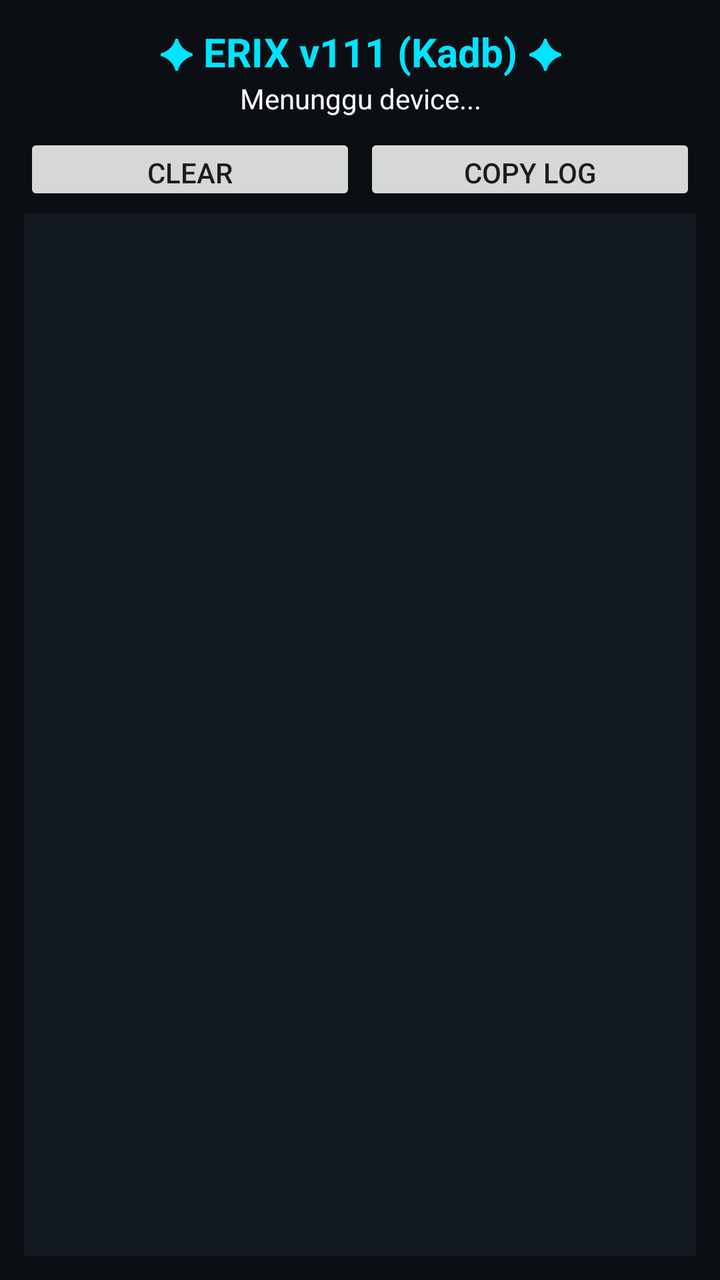
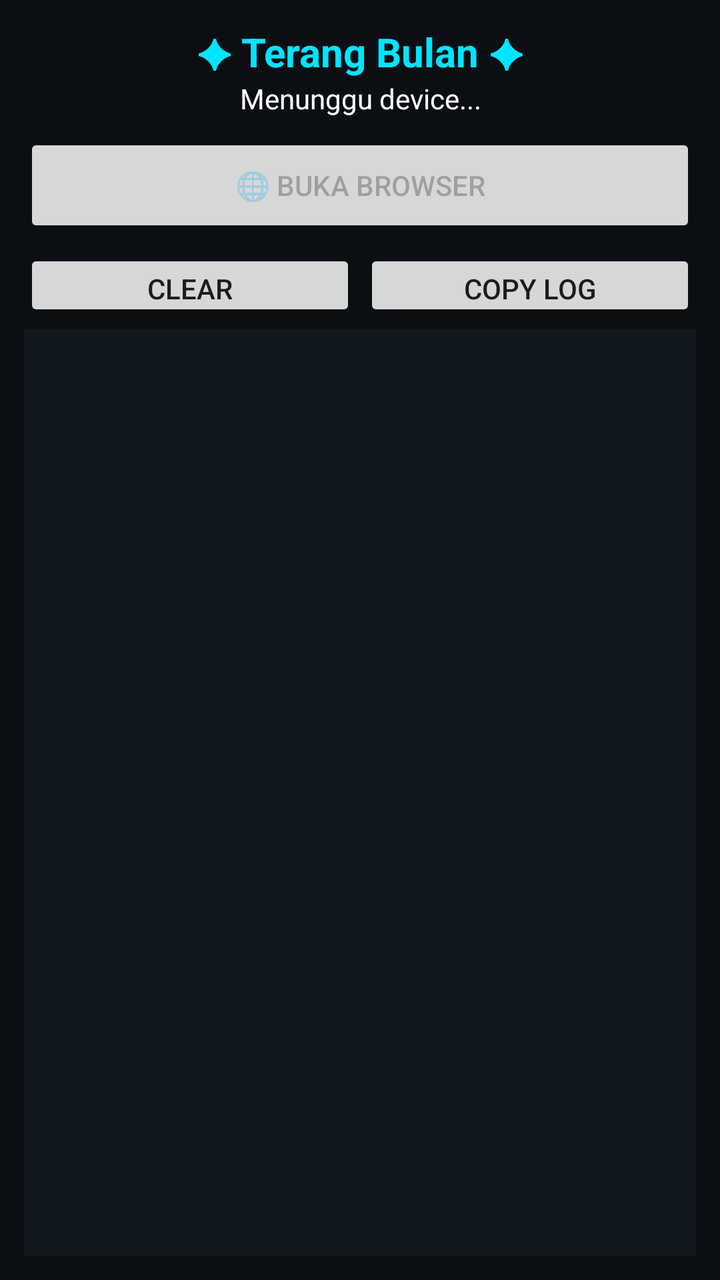

Compare the two renders of this Android layout. The source of the first and the diff that turns it into the second are given below.
<!-- AndroidManifest.xml: application theme Theme.AppCompat.DayNight.NoActionBar -->
<!-- res/layout/activity_main.xml -->
<?xml version="1.0" encoding="utf-8"?>
<LinearLayout xmlns:android="http://schemas.android.com/apk/res/android"
    android:layout_width="match_parent" android:layout_height="match_parent"
    android:orientation="vertical" android:padding="12dp" android:background="#0B0F14">
    <TextView android:layout_width="match_parent" android:layout_height="wrap_content"
        android:text="✦ ERIX v111 (Kadb) ✦" android:textColor="#00E5FF" android:textSize="20sp" android:gravity="center" android:textStyle="bold"/>
    <TextView android:id="@+id/tvStatus" android:layout_width="match_parent" android:layout_height="wrap_content"
        android:text="Menunggu device..." android:textColor="#FFFFFF" android:gravity="center" android:paddingBottom="8dp"/>
    <LinearLayout android:layout_width="match_parent" android:layout_height="wrap_content" android:orientation="horizontal">
        <Button android:id="@+id/btnClear" android:layout_width="0dp" android:layout_height="36dp" android:layout_weight="1" android:text="Clear"/>
        <Button android:id="@+id/btnCopy" android:layout_width="0dp" android:layout_height="36dp" android:layout_weight="1" android:text="Copy Log" android:layout_marginStart="4dp"/>
    </LinearLayout>
    <ScrollView android:layout_width="match_parent" android:layout_height="0dp" android:layout_weight="1" android:background="#111820" android:padding="8dp" android:layout_marginTop="4dp">
        <TextView android:id="@+id/tvLog" android:layout_width="match_parent" android:layout_height="wrap_content" android:textColor="#00FF00" android:textSize="10sp" android:fontFamily="monospace"/>
    </ScrollView>
</LinearLayout>
<!-- resources referenced by this layout -->
<resources>

</resources>

<!-- the commit's change to res/layout/activity_main.xml (unified diff, before → after) -->
@@ -3,9 +3,11 @@
     android:layout_width="match_parent" android:layout_height="match_parent"
     android:orientation="vertical" android:padding="12dp" android:background="#0B0F14">
     <TextView android:layout_width="match_parent" android:layout_height="wrap_content"
-        android:text="✦ ERIX v111 (Kadb) ✦" android:textColor="#00E5FF" android:textSize="20sp" android:gravity="center" android:textStyle="bold"/>
+        android:text="✦ Terang Bulan ✦" android:textColor="#00E5FF" android:textSize="20sp" android:gravity="center" android:textStyle="bold"/>
     <TextView android:id="@+id/tvStatus" android:layout_width="match_parent" android:layout_height="wrap_content"
         android:text="Menunggu device..." android:textColor="#FFFFFF" android:gravity="center" android:paddingBottom="8dp"/>
+    <Button android:id="@+id/btnOpenBrowser" android:layout_width="match_parent" android:layout_height="52dp"
+        android:text="🌐 Buka Browser" android:textSize="14sp" android:enabled="false" android:layout_marginBottom="6dp"/>
     <LinearLayout android:layout_width="match_parent" android:layout_height="wrap_content" android:orientation="horizontal">
         <Button android:id="@+id/btnClear" android:layout_width="0dp" android:layout_height="36dp" android:layout_weight="1" android:text="Clear"/>
         <Button android:id="@+id/btnCopy" android:layout_width="0dp" android:layout_height="36dp" android:layout_weight="1" android:text="Copy Log" android:layout_marginStart="4dp"/>
